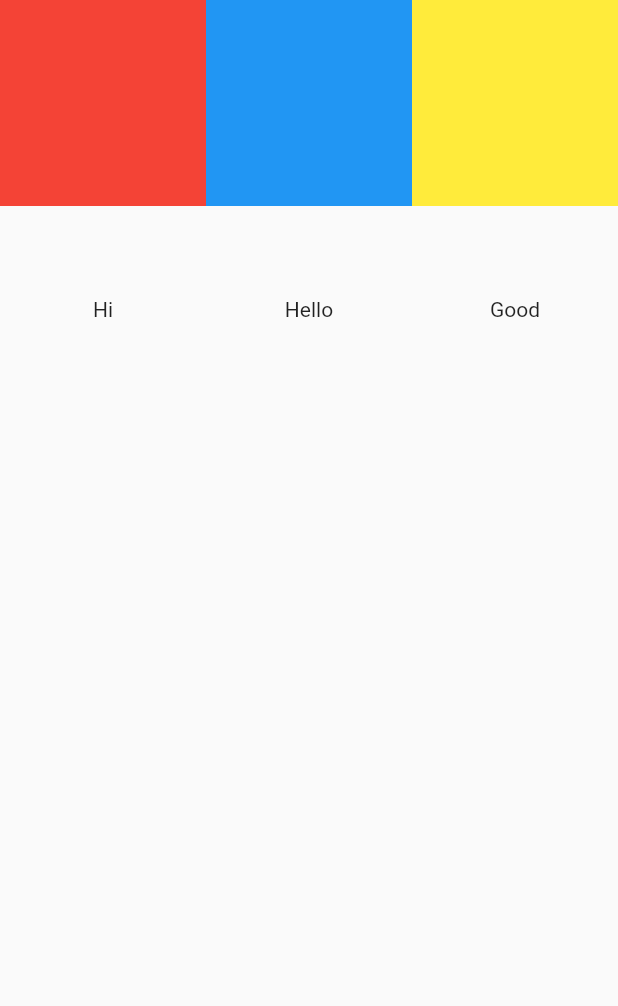
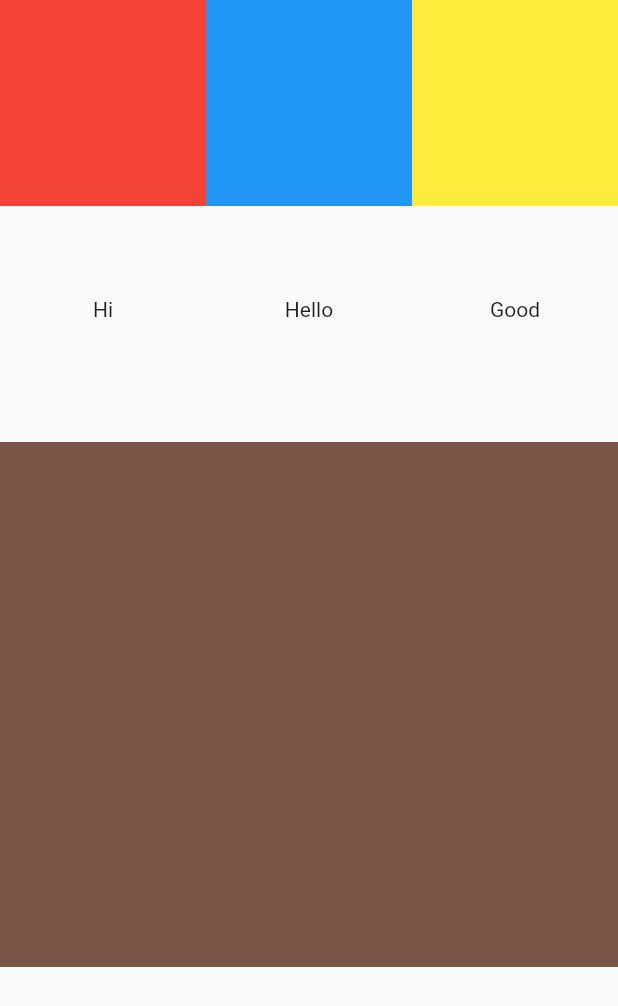
Before and after one commit to shravaninw/draggable, a Flutter app: the screen it shows after launch, on a phone screen of 412 x 824 dp. Shown: the top 1006 px of the screen. Run offline on Flutter 3.47's test engine with Material 2 defaults, Android fonts, the phone set to English and light mode, and no system bars.

Commit message:
text drop

```diff
--- a/lib/main.dart
+++ b/lib/main.dart
@@ -1,5 +1,3 @@
-import 'dart:math';
-
 import 'package:flutter/material.dart';
 
 void main() {
@@ -22,14 +20,6 @@ class MyHomePage extends StatefulWidget {
   State<MyHomePage> createState() => _MyHomePageState();
 }
 
-List colors() {
-  List c = [];
-  for (int i = 0; i < 12; i++) {
-    c.add(Colors.primaries[Random().nextInt(Colors.primaries.length)]);
-  }
-  return c;
-}
-
 class _MyHomePageState extends State<MyHomePage> {
   List<dynamic> c = [
     Colors.red,
@@ -38,7 +28,9 @@ class _MyHomePageState extends State<MyHomePage> {
   ];
   List s = ['Hi', 'Hello', 'Good'];
   List list = [];
+  var height = 350.0;
   List st = [];
+
   @override
   Widget build(BuildContext context) {
     return Scaffold(
@@ -70,7 +62,14 @@ class _MyHomePageState extends State<MyHomePage> {
                   height: 80,
                   width: 80,
                   child: Draggable(
-                    feedback: Center(child: Text(s[index])),
+                    feedback: Center(
+                        child: Text(
+                      s[index],
+                      style: Theme.of(context).textTheme.caption!.copyWith(
+                          fontSize: 18,
+                          color: Colors.black,
+                          fontWeight: FontWeight.normal),
+                    )),
                     child: Center(child: Text(s[index])),
                     data: s[index],
                   ),
@@ -79,16 +78,19 @@ class _MyHomePageState extends State<MyHomePage> {
           SizedBox(
             height: 20,
           ),
-          Expanded(
-            child: Container(
-              child: DragTarget<Color>(
+          DragTarget<Color>(
             builder: (BuildContext context, List<Object?> candidateData,
                 List<dynamic> rejectedData) {
-                  return ListView.builder(
+              return Container(
+                color: Colors.brown,
+                height: height,
+                child: ListView.builder(
                     itemCount: list.length,
                     shrinkWrap: true,
                     itemBuilder: (context, i) {
-                        return DragTarget(
+                      return Padding(
+                        padding: const EdgeInsets.all(8.0),
+                        child: DragTarget(
                           builder: (BuildContext context,
                               List<Object?> candidateData,
                               List<dynamic> rejectedData) {
@@ -109,18 +111,20 @@ class _MyHomePageState extends State<MyHomePage> {
                               print(st);
                             });
                           },
+                        ),
                       );
-                      });
+                    }),
+              );
             },
             onAccept: (data) {
               setState(() {
                 list.add(data);
                 print('Drpped');
+                height += 50;
                 st.add('');
+                print(st);
               });
             },
-              ),
-            ),
           )
         ]),
       ]),
```
Lines whose indentation alone changed are shown as unchanged.
